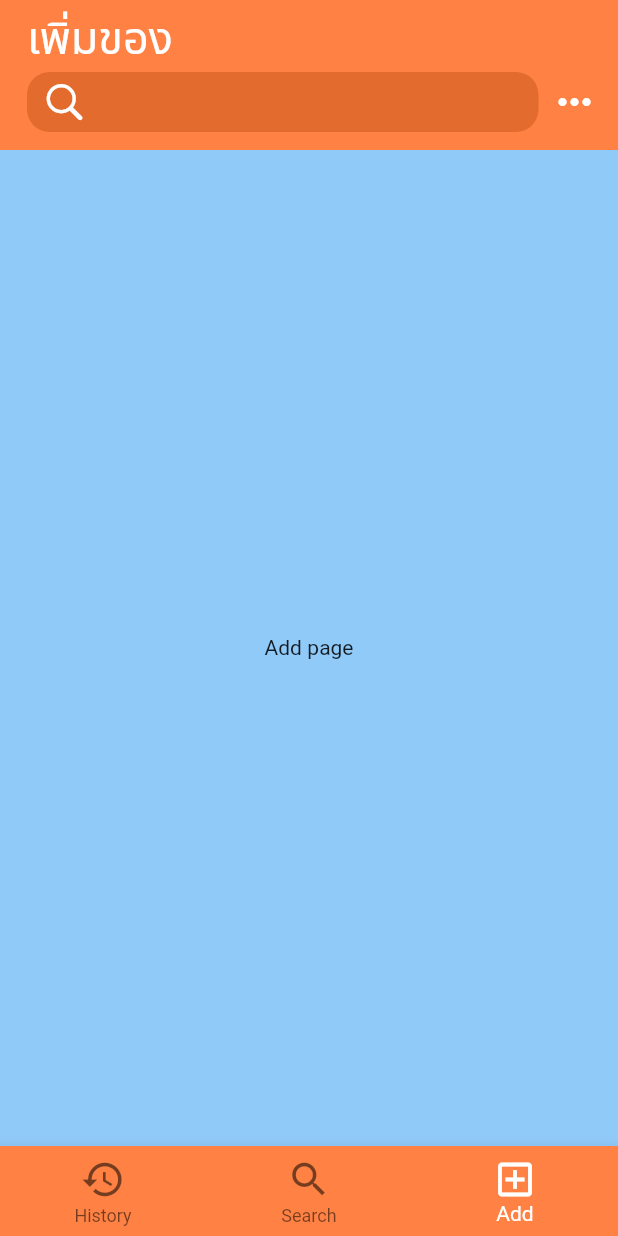
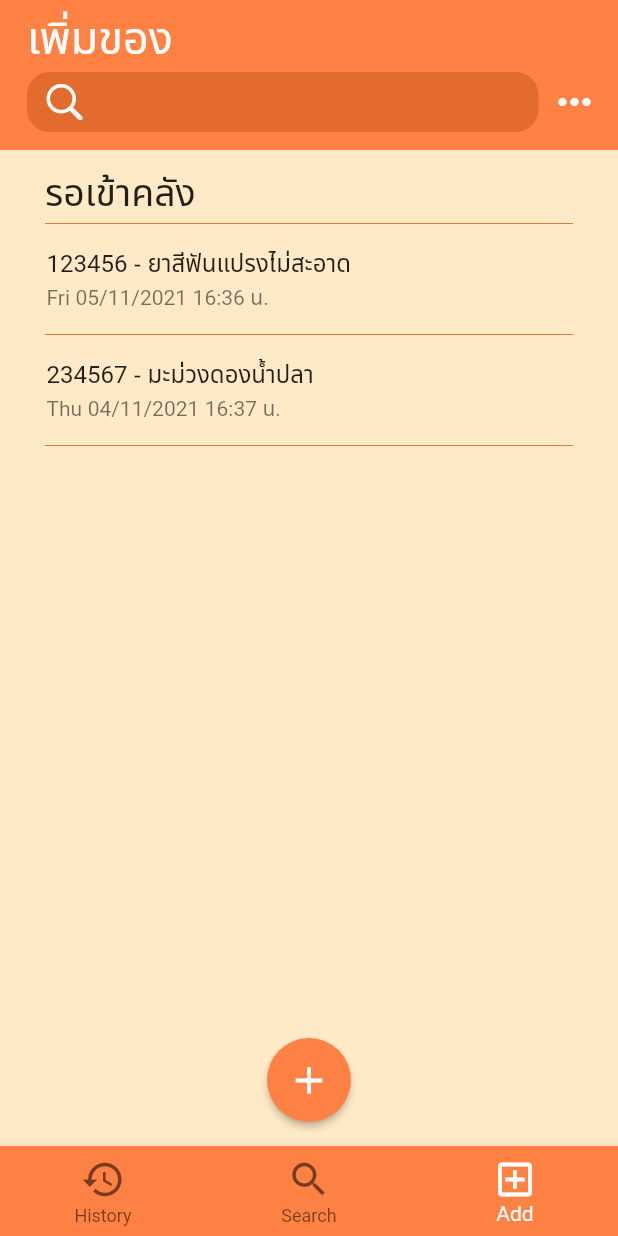
Before and after one commit to ParkSoravee/Stock_Manager_FlutterApp, a Flutter app: the screen it shows after launch, item 3 of the bottom bar chosen, on a phone screen of 412 x 824 dp. Run offline on Flutter 3.47's test engine with Material 2 defaults, Android fonts, the phone set to English and light mode, and no system bars.

Commit message:
added add screen: draft.

```diff
--- a/lib/main.dart
+++ b/lib/main.dart
@@ -2,6 +2,7 @@ import 'package:flutter/material.dart';
 import 'package:flutter_stock_manager/providers/history.dart';
 import 'package:provider/provider.dart';
 
+import 'providers/holding_item.dart';
 import 'screens/home_screen.dart';
 
 void main() {
@@ -17,6 +18,9 @@ class MyApp extends StatelessWidget {
       providers: [
         ChangeNotifierProvider(
           create: (ctx) => Histories(),
+        ),
+        ChangeNotifierProvider(
+          create: (ctx) => HoldingItems(),
         ),
       ],
       child: MaterialApp(
--- /dev/null
+++ b/lib/providers/holding_item.dart
@@ -0,0 +1,36 @@
+import 'package:flutter/foundation.dart';
+
+class HoldingItem {
+  final String id;
+  final String itemId;
+  final String itemTitle;
+  final DateTime date;
+
+  HoldingItem({
+    required this.id,
+    required this.itemId,
+    required this.itemTitle,
+    required this.date,
+  });
+}
+
+class HoldingItems with ChangeNotifier {
+  final List<HoldingItem> _items = [
+    HoldingItem(
+      id: '1',
+      itemId: '123456',
+      itemTitle: 'ยาสีฟันแปรงไม่สะอาด',
+      date: DateTime.parse('2021-11-05T16:36:40.818110'),
+    ),
+    HoldingItem(
+      id: '2',
+      itemId: '234567',
+      itemTitle: 'มะม่วงดองน้ำปลา',
+      date: DateTime.parse('2021-11-04T16:37:40.818110'),
+    ),
+  ];
+
+  List<HoldingItem> get items {
+    return [..._items];
+  }
+}
--- a/lib/screens/add_screen.dart
+++ b/lib/screens/add_screen.dart
@@ -1,18 +1,56 @@
 import 'package:flutter/material.dart';
+import 'package:flutter_stock_manager/screens/scanner_screen.dart';
+import 'package:flutter_stock_manager/widgets/holding_list.dart';
+import 'package:flutter_stock_manager/widgets/item_list_tile.dart';
 
-class AddScreen extends StatefulWidget {
+class AddScreen extends StatelessWidget {
   const AddScreen({Key? key}) : super(key: key);
 
   @override
-  State<AddScreen> createState() => _AddScreenState();
-}
-
-class _AddScreenState extends State<AddScreen> {
-  // final List<Map<String,String>> _items
-  @override
   Widget build(BuildContext context) {
-    return Center(
-      child: Text('Add page'),
+    return Scaffold(
+      floatingActionButton: FloatingActionButton(
+        onPressed: () {
+          Navigator.of(context).push(
+            MaterialPageRoute(
+              builder: (ctx) => ScannerScreen(),
+            ),
+          );
+        },
+        child: const Icon(
+          Icons.add,
+          size: 30,
+        ),
+        backgroundColor: Theme.of(context).primaryColor,
+        elevation: 2,
+      ),
+      floatingActionButtonLocation: FloatingActionButtonLocation.centerFloat,
+      body: Column(
+        children: [
+          Container(
+            margin: EdgeInsets.only(top: 10),
+            padding: const EdgeInsets.symmetric(horizontal: 30),
+            child: Column(
+              mainAxisSize: MainAxisSize.min,
+              children: [
+                Container(
+                  width: double.infinity,
+                  child: const Text(
+                    'รอเข้าคลัง',
+                    style: TextStyle(fontSize: 25),
+                  ),
+                ),
+                Divider(
+                  height: 2,
+                  thickness: 0.6,
+                  color: Theme.of(context).colorScheme.secondary,
+                ),
+              ],
+            ),
+          ),
+          HoldingList(),
+        ],
+      ),
     );
   }
 }
--- /dev/null
+++ b/lib/screens/scanner_screen.dart
@@ -0,0 +1,14 @@
+import 'package:flutter/material.dart';
+
+class ScannerScreen extends StatelessWidget {
+  const ScannerScreen({Key? key}) : super(key: key);
+
+  @override
+  Widget build(BuildContext context) {
+    return Scaffold(
+      body: Center(
+        child: Text('Barcode scanner'),
+      ),
+    );
+  }
+}
--- a/lib/widgets/history_list_tile.dart
+++ b/lib/widgets/history_list_tile.dart
@@ -3,6 +3,8 @@ import 'package:flutter_stock_manager/providers/history.dart';
 import 'package:flutter_stock_manager/screens/history_detail_screen.dart';
 import 'package:flutter_stock_manager/screens/main_detail_screen.dart';
 import 'package:intl/intl.dart';
+
+import 'item_list_tile.dart';
 
 class HistoryListTile extends StatelessWidget {
   final History historyItems;
@@ -42,18 +44,10 @@ class HistoryListTile extends StatelessWidget {
                   child: Column(
                     mainAxisSize: MainAxisSize.min,
                     children: [
-                      ListTile(
-                        title: Text(
-                            '${historyItems.itemId} - ${historyItems.itemTitle}'),
-                        subtitle: Text(
-                          DateFormat(
-                            'EEE dd/MM/yyyy HH:mm น.',
-                          ).format(historyItems.dateIn),
-                        ),
-                      ),
-                      const Divider(
-                        height: 3,
-                        indent: 15,
+                      ItemListTile(
+                        itemId: historyItems.itemId,
+                        itemTitle: historyItems.itemTitle,
+                        date: historyItems.dateIn,
                       ),
                     ],
                   ),
--- /dev/null
+++ b/lib/widgets/holding_list.dart
@@ -0,0 +1,37 @@
+import 'package:flutter/material.dart';
+import 'package:flutter_stock_manager/providers/holding_item.dart';
+import 'package:flutter_stock_manager/widgets/item_list_tile.dart';
+import 'package:provider/provider.dart';
+
+class HoldingList extends StatefulWidget {
+  const HoldingList({Key? key}) : super(key: key);
+
+  @override
+  _HoldingListState createState() => _HoldingListState();
+}
+
+class _HoldingListState extends State<HoldingList> {
+  @override
+  Widget build(BuildContext context) {
+    final loadedHoldingItem = Provider.of<HoldingItems>(context).items;
+    return Expanded(
+      child: ListView.builder(
+        itemCount: loadedHoldingItem.length,
+        itemBuilder: (ctx, i) => Padding(
+          padding: const EdgeInsets.symmetric(horizontal: 0),
+          child: InkWell(
+            onTap: () {},
+            child: Padding(
+              padding: const EdgeInsets.symmetric(horizontal: 15.0),
+              child: ItemListTile(
+                itemId: loadedHoldingItem[i].itemId,
+                itemTitle: loadedHoldingItem[i].itemTitle,
+                date: loadedHoldingItem[i].date,
+              ),
+            ),
+          ),
+        ),
+      ),
+    );
+  }
+}
--- /dev/null
+++ b/lib/widgets/item_list_tile.dart
@@ -0,0 +1,38 @@
+import 'package:flutter/material.dart';
+import 'package:intl/intl.dart';
+
+class ItemListTile extends StatelessWidget {
+  final String itemId;
+  final String itemTitle;
+  final DateTime date;
+
+  const ItemListTile({
+    Key? key,
+    required this.itemId,
+    required this.itemTitle,
+    required this.date,
+  }) : super(key: key);
+
+  @override
+  Widget build(BuildContext context) {
+    return Column(
+      children: [
+        ListTile(
+          title: Text('$itemId - $itemTitle'),
+          subtitle: Text(
+            DateFormat(
+              'EEE dd/MM/yyyy HH:mm น.',
+            ).format(date),
+          ),
+        ),
+        Divider(
+          height: 2,
+          indent: 15,
+          endIndent: 15,
+          thickness: 0.6,
+          color: Theme.of(context).colorScheme.secondary,
+        ),
+      ],
+    );
+  }
+}
```
